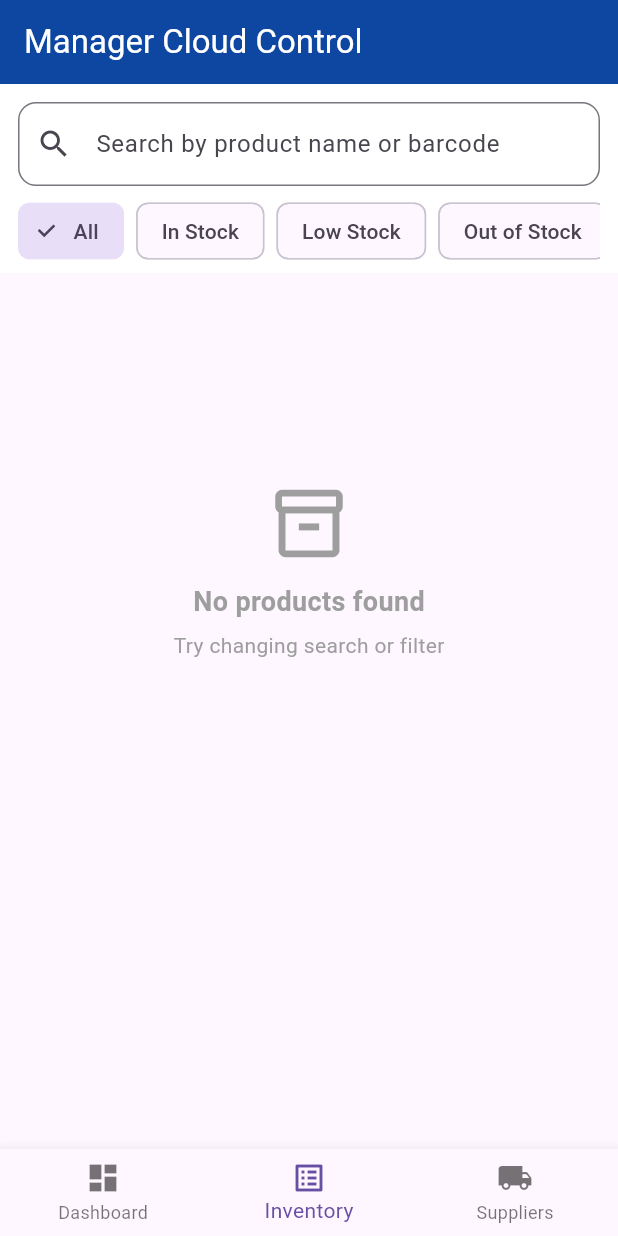
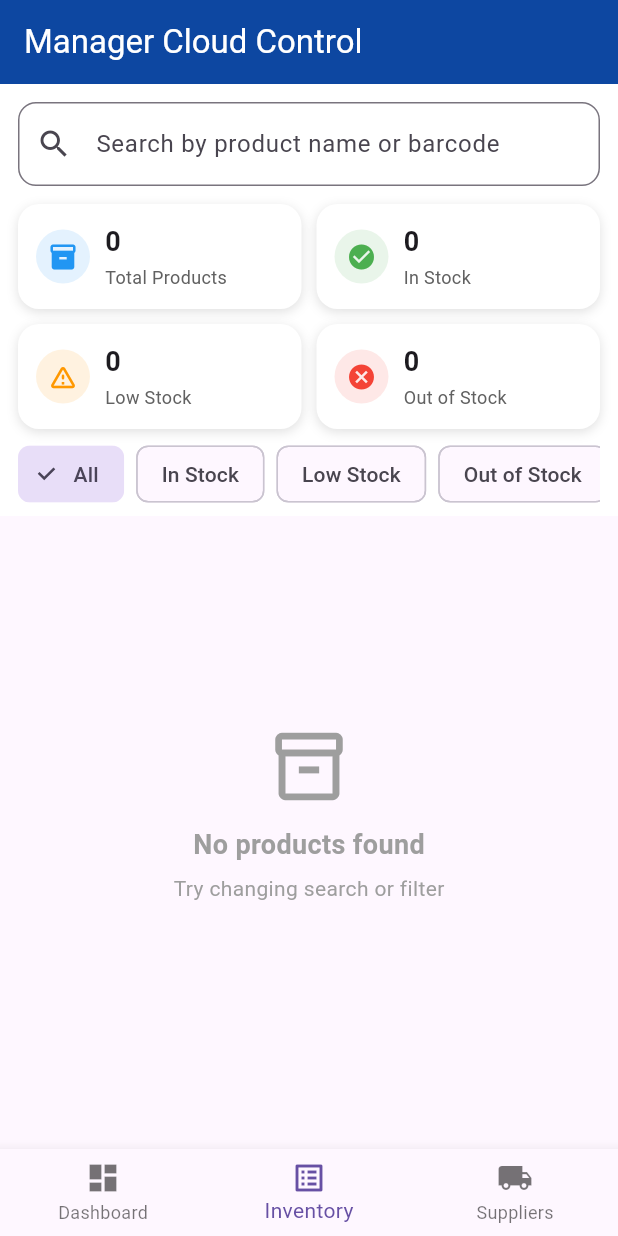
Before and after one commit to Pathum-Chamod/Food-city-pos-system, a Flutter app: the screen it shows after launch, item 2 of the bottom bar chosen, on a phone screen of 412 x 824 dp. Run offline on Flutter 3.47's test engine with Material 3 defaults, Android fonts, the phone set to English and light mode, and no system bars; our stand-ins replace connectivity_plus, sqflite_common_ffi; accounts and stored records are empty; network calls fail.

Commit message:
Add inventory summary cards to admin inventory page

```diff
--- a/apps/admin_app/lib/screens/admin_home.dart
+++ b/apps/admin_app/lib/screens/admin_home.dart
@@ -19,7 +19,6 @@ class _AdminHomeState extends State<AdminHome> {
   @override
   void initState() {
     super.initState();
-    // Fetch products, dashboard stats, and suppliers from the cloud
     WidgetsBinding.instance.addPostFrameCallback((_) {
       context.read<AdminProvider>().fetchProducts();
       context.read<AdminProvider>().fetchDashboardStats();
@@ -33,9 +32,7 @@ class _AdminHomeState extends State<AdminHome> {
     String name,
     double currentPrice,
   ) {
-    final priceController = TextEditingController(
-      text: currentPrice.toString(),
-    );
+    final priceController = TextEditingController(text: currentPrice.toString());
 
     showDialog(
       context: context,
@@ -236,10 +233,73 @@ class _AdminHomeState extends State<AdminHome> {
     );
   }
 
+  Widget _buildInventorySummaryCard({
+    required String title,
+    required String value,
+    required IconData icon,
+    required Color color,
+  }) {
+    return Container(
+      padding: const EdgeInsets.all(12),
+      decoration: BoxDecoration(
+        color: Colors.white,
+        borderRadius: BorderRadius.circular(14),
+        boxShadow: const [
+          BoxShadow(
+            color: Colors.black12,
+            blurRadius: 6,
+            offset: Offset(0, 2),
+          ),
+        ],
+      ),
+      child: Row(
+        children: [
+          CircleAvatar(
+            radius: 18,
+            backgroundColor: color.withOpacity(0.12),
+            child: Icon(icon, color: color, size: 20),
+          ),
+          const SizedBox(width: 10),
+          Expanded(
+            child: Column(
+              mainAxisAlignment: MainAxisAlignment.center,
+              crossAxisAlignment: CrossAxisAlignment.start,
+              children: [
+                Text(
+                  value,
+                  style: const TextStyle(
+                    fontSize: 18,
+                    fontWeight: FontWeight.bold,
+                  ),
+                ),
+                const SizedBox(height: 2),
+                Text(
+                  title,
+                  style: TextStyle(
+                    color: Colors.grey[700],
+                    fontSize: 12,
+                  ),
+                  maxLines: 1,
+                  overflow: TextOverflow.ellipsis,
+                ),
+              ],
+            ),
+          ),
+        ],
+      ),
+    );
+  }
+
   @override
   Widget build(BuildContext context) {
     final provider = context.watch<AdminProvider>();
     final filteredProducts = _getFilteredProducts(provider.products);
+
+    final totalProducts = provider.products.length;
+    final inStockCount = provider.products.where((p) => p.stock > 10).length;
+    final lowStockCount =
+        provider.products.where((p) => p.stock > 0 && p.stock <= 10).length;
+    final outOfStockCount = provider.products.where((p) => p.stock <= 0).length;
 
     final List<Widget> pages = [
       // PAGE 1: Dashboard
@@ -250,7 +310,6 @@ class _AdminHomeState extends State<AdminHome> {
         child: ListView(
           padding: const EdgeInsets.all(16),
           children: [
-            // Revenue Card
             Card(
               elevation: 4,
               color: Colors.blue[900],
@@ -282,8 +341,6 @@ class _AdminHomeState extends State<AdminHome> {
               ),
             ),
             const SizedBox(height: 16),
-
-            // Stats Row
             Row(
               children: [
                 Expanded(
@@ -347,8 +404,6 @@ class _AdminHomeState extends State<AdminHome> {
               ],
             ),
             const SizedBox(height: 16),
-
-            // Cashier Breakdown
             const Text(
               'Sales by Employee',
               style: TextStyle(fontSize: 18, fontWeight: FontWeight.bold),
@@ -429,6 +484,41 @@ class _AdminHomeState extends State<AdminHome> {
                             _inventorySearch = value;
                           });
                         },
+                      ),
+                      const SizedBox(height: 12),
+                     GridView.count(
+                        crossAxisCount: 2,
+                        shrinkWrap: true,
+                        physics: const NeverScrollableScrollPhysics(),
+                        crossAxisSpacing: 10,
+                        mainAxisSpacing: 10,
+                        childAspectRatio: 2.7,
+                        children: [
+                          _buildInventorySummaryCard(
+                            title: 'Total Products',
+                            value: '$totalProducts',
+                            icon: Icons.inventory_2,
+                            color: Colors.blue,
+                          ),
+                          _buildInventorySummaryCard(
+                            title: 'In Stock',
+                            value: '$inStockCount',
+                            icon: Icons.check_circle,
+                            color: Colors.green,
+                          ),
+                          _buildInventorySummaryCard(
+                            title: 'Low Stock',
+                            value: '$lowStockCount',
+                            icon: Icons.warning_amber_rounded,
+                            color: Colors.orange,
+                          ),
+                          _buildInventorySummaryCard(
+                            title: 'Out of Stock',
+                            value: '$outOfStockCount',
+                            icon: Icons.cancel,
+                            color: Colors.red,
+                          ),
+                        ],
                       ),
                       const SizedBox(height: 10),
                       SizedBox(
@@ -565,8 +655,8 @@ class _AdminHomeState extends State<AdminHome> {
                                                     vertical: 6,
                                                   ),
                                               decoration: BoxDecoration(
-                                                color: statusColor.withValues(
-                                                  alpha: 0.12,
+                                                color: statusColor.withOpacity(
+                                                  0.12,
                                                 ),
                                                 borderRadius:
                                                     BorderRadius.circular(20),
```
